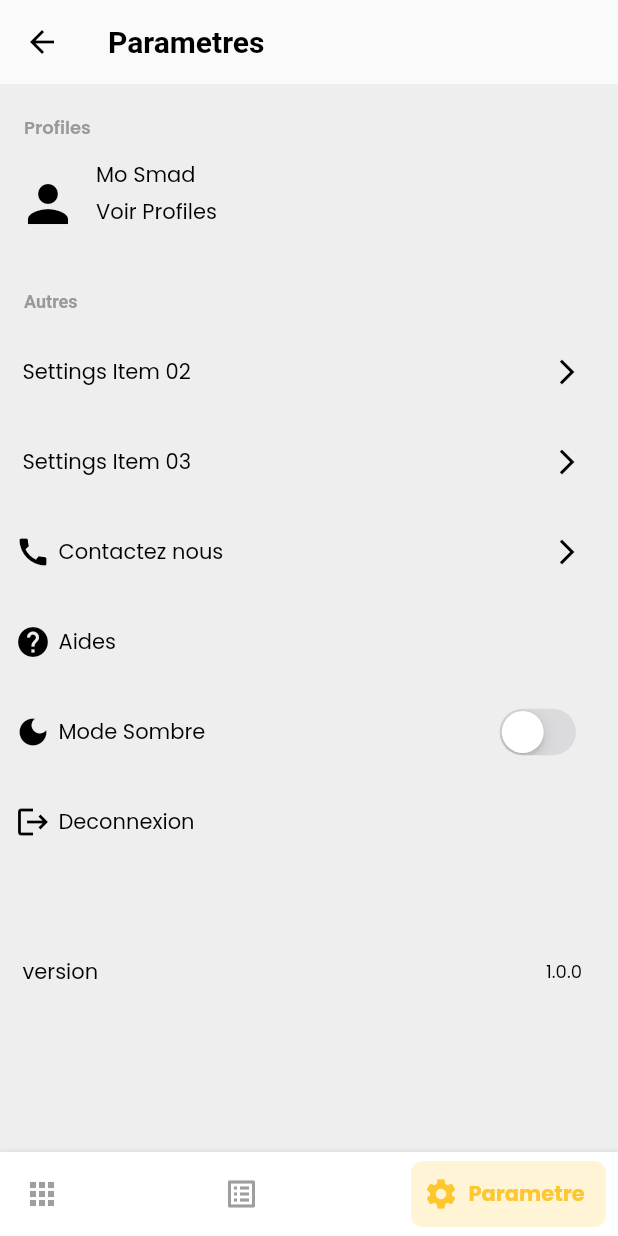
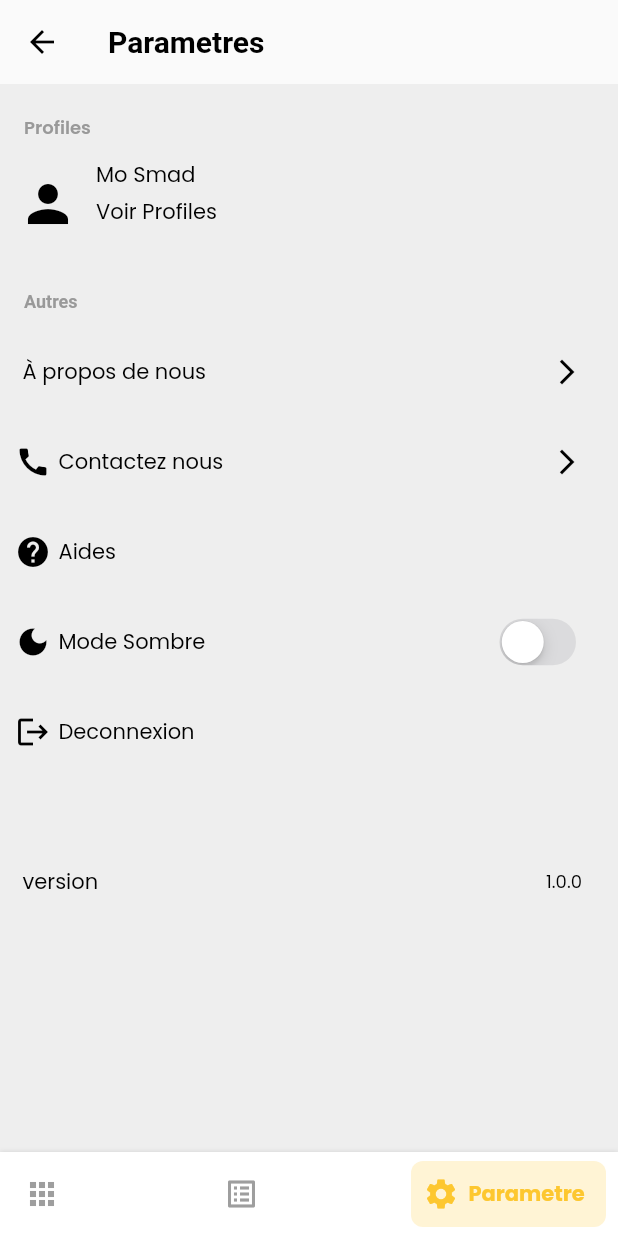
Before and after one commit to mooosmad/igname, a Flutter app: the Home screen opened directly, item 3 of the bottom bar chosen, on a phone screen of 412 x 824 dp. Run offline on Flutter 3.47's test engine with Material 2 defaults, Android fonts, the phone set to English and light mode, and no system bars; drawn by our look-alikes of bottom_navy_bar; our stand-ins replace animated_splash_screen, fluttertoast, get, google_fonts, hive, lottie and 2 more; accounts and stored records are empty; Roboto replaces fonts that are missing (NotoSansJP).

Commit message:
update home page

```diff
--- a/igname_li/lib/main.dart
+++ b/igname_li/lib/main.dart
@@ -1,7 +1,6 @@
 import 'package:animated_splash_screen/animated_splash_screen.dart';
 import 'package:flutter/material.dart';
 import 'package:get/get.dart';
-import 'package:igname_li/components/loading.dart';
 import 'package:igname_li/themes/theme.dart';
 import 'package:igname_li/views/authviews/authentication.dart';
 import 'package:igname_li/views/home.dart';
--- a/igname_li/lib/views/widgets/homepage.dart
+++ b/igname_li/lib/views/widgets/homepage.dart
@@ -27,7 +27,7 @@ class Homepage extends StatelessWidget {
                   borderRadius: const BorderRadius.all(
                     Radius.circular(16),
                   ),
-                  color: Get.isDarkMode ? Colors.black38 : Colors.grey.shade200,
+                  color: const Color(0xfffdc72f).withOpacity(0.8),
                 ),
                 height: 150,
                 child: Row(
@@ -48,7 +48,7 @@ class Homepage extends StatelessWidget {
                   borderRadius: const BorderRadius.all(
                     Radius.circular(8),
                   ),
-                  color: Get.isDarkMode ? Colors.black26 : Colors.grey.shade200,
+                  color: const Color(0xfffdc72f).withOpacity(0.8),
                 ),
                 height: 150,
                 child: Row(
@@ -69,7 +69,7 @@ class Homepage extends StatelessWidget {
                   borderRadius: const BorderRadius.all(
                     Radius.circular(8),
                   ),
-                  color: Get.isDarkMode ? Colors.black26 : Colors.grey.shade200,
+                  color: const Color(0xfffdc72f).withOpacity(0.8),
                 ),
                 height: 150,
                 child: Row(
--- a/igname_li/lib/views/widgets/settingpage.dart
+++ b/igname_li/lib/views/widgets/settingpage.dart
@@ -1,5 +1,6 @@
 import 'package:flutter/cupertino.dart';
 import 'package:flutter/material.dart';
+import 'package:flutter/services.dart';
 import 'package:get/get.dart';
 import 'package:igname_li/components/card.dart';
 import 'package:shared_preferences/shared_preferences.dart';
@@ -13,9 +14,10 @@ class SettingPage extends StatefulWidget {
 
 class _SettingPageState extends State<SettingPage> {
   Widget _arrow() {
-    return const Icon(
+    return Icon(
       Icons.arrow_forward_ios,
       size: 20.0,
+      color: Get.isDarkMode ? Colors.white : Colors.black,
     );
   }
 
@@ -39,15 +41,17 @@ class _SettingPageState extends State<SettingPage> {
           'Parametres',
           style: TextStyle(fontWeight: FontWeight.bold),
         ),
+        systemOverlayStyle: Get.isDarkMode
+            ? SystemUiOverlayStyle.light
+            : SystemUiOverlayStyle.dark,
       ),
       body: Container(
-        color: Get.isDarkMode ? Colors.black26 : Colors.grey.shade200,
+        // color: Get.isDarkMode ? Colors.black12 : Colors.grey.shade200,
         child: ListView(
           children: <Widget>[
-            Padding(
+            Container(
               padding: const EdgeInsets.only(top: 20),
-              child: Container(
-                // color: Get.isDarkMode ? Colors.black26 : Colors.grey.shade200,
+              color: Get.isDarkMode ? Colors.black45 : Colors.grey.shade200,
               child: Column(
                 crossAxisAlignment: CrossAxisAlignment.start,
                 children: <Widget>[
@@ -69,9 +73,13 @@ class _SettingPageState extends State<SettingPage> {
                     height: 50,
                     child: Row(
                       children: [
-                          const Padding(
-                            padding: EdgeInsets.all(12.0),
-                            child: Icon(Icons.person, size: 40),
+                        Padding(
+                          padding: const EdgeInsets.all(12.0),
+                          child: Icon(
+                            Icons.person,
+                            size: 40,
+                            color: Get.isDarkMode ? Colors.white : Colors.black,
+                          ),
                         ),
                         Column(
                           mainAxisAlignment: MainAxisAlignment.spaceAround,
@@ -107,73 +115,80 @@ class _SettingPageState extends State<SettingPage> {
                   const SizedBox(
                     height: 10,
                   ),
+                  // ItemCard(
+                  //   title: 'Settings Item 02',
+                  //   color: Get.isDarkMode
+                  //       ? Colors.black26
+                  //       : Colors.grey.shade200,
+                  //   rightWidget: _arrow(),
+                  //   iconWidget: Container(),
+                  // ),
                   ItemCard(
-                      title: 'Settings Item 02',
-                      color: Get.isDarkMode
-                          ? Colors.black26
-                          : Colors.grey.shade200,
-                      rightWidget: _arrow(),
-                      iconWidget: Container(),
-                    ),
-                    ItemCard(
-                      title: 'Settings Item 03',
-                      color: Get.isDarkMode
-                          ? Colors.black26
-                          : Colors.grey.shade200,
+                    title: 'À propos de nous',
+                    color:
+                        Get.isDarkMode ? Colors.black26 : Colors.grey.shade200,
                     rightWidget: _arrow(),
                     iconWidget: Container(),
                   ),
                   ItemCard(
                     title: 'Contactez nous',
-                      color: Get.isDarkMode
-                          ? Colors.black26
-                          : Colors.grey.shade200,
+                    color:
+                        Get.isDarkMode ? Colors.black26 : Colors.grey.shade200,
                     rightWidget: _arrow(),
-                      iconWidget: const Icon(Icons.call),
+                    iconWidget: Icon(
+                      Icons.call,
+                      color: Get.isDarkMode ? Colors.white : Colors.black,
+                    ),
                   ),
                   ItemCard(
                     title: 'Aides',
-                      color: Get.isDarkMode
-                          ? Colors.black26
-                          : Colors.grey.shade200,
+                    color:
+                        Get.isDarkMode ? Colors.black26 : Colors.grey.shade200,
                     rightWidget: Container(),
-                      iconWidget: const Icon(Icons.help),
+                    iconWidget: Icon(
+                      Icons.help,
+                      color: Get.isDarkMode ? Colors.white : Colors.black,
+                    ),
                   ),
                   ItemCard(
                     title: 'Mode Sombre',
-                      color: Get.isDarkMode
-                          ? Colors.black26
-                          : Colors.grey.shade200,
+                    color:
+                        Get.isDarkMode ? Colors.black26 : Colors.grey.shade200,
                     rightWidget: CupertinoSwitch(
                       activeColor: const Color(0xfffdc72f),
                       value: isdarkmode,
-                        onChanged: (v) {
+                      onChanged: (v) async {
                         setState(() {
                           isdarkmode = v;
+                        });
                         Get.changeThemeMode(
                           Get.isDarkMode ? ThemeMode.light : ThemeMode.dark,
                         );
-                          });
+                        changeTheme(Get.isDarkMode);
                       },
                     ),
-                      iconWidget: const Icon(Icons.dark_mode),
+                    iconWidget: Icon(
+                      Icons.dark_mode,
+                      color: Get.isDarkMode ? Colors.white : Colors.black,
+                    ),
                   ),
                   ItemCard(
                     title: 'Deconnexion',
-                      color: Get.isDarkMode
-                          ? Colors.black26
-                          : Colors.grey.shade200,
+                    color:
+                        Get.isDarkMode ? Colors.black26 : Colors.grey.shade200,
                     rightWidget: Container(),
-                      iconWidget: const Icon(Icons.logout),
+                    iconWidget: Icon(
+                      Icons.logout,
+                      color: Get.isDarkMode ? Colors.white : Colors.black,
+                    ),
                   ),
                   const SizedBox(
                     height: 40,
                   ),
                   ItemCard(
                     title: 'version',
-                      color: Get.isDarkMode
-                          ? Colors.black26
-                          : Colors.grey.shade200,
+                    color:
+                        Get.isDarkMode ? Colors.black26 : Colors.grey.shade200,
                     rightWidget: const Center(
                       child: Text('1.0.0',
                           style: TextStyle(
@@ -189,7 +204,6 @@ class _SettingPageState extends State<SettingPage> {
                 ],
               ),
             ),
-            ),
           ],
         ),
       ),
```
Also changed, not shown: igname_li/lib/views/home.dart (+11 -0 lines). Lines whose indentation alone changed are shown as unchanged.
